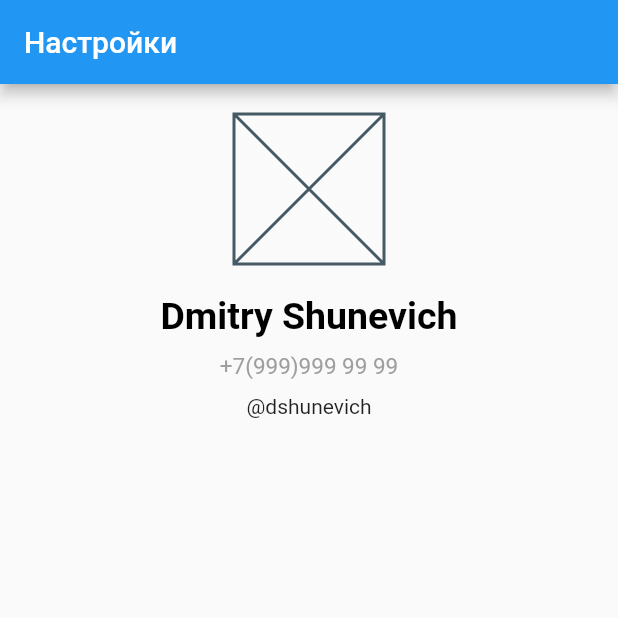
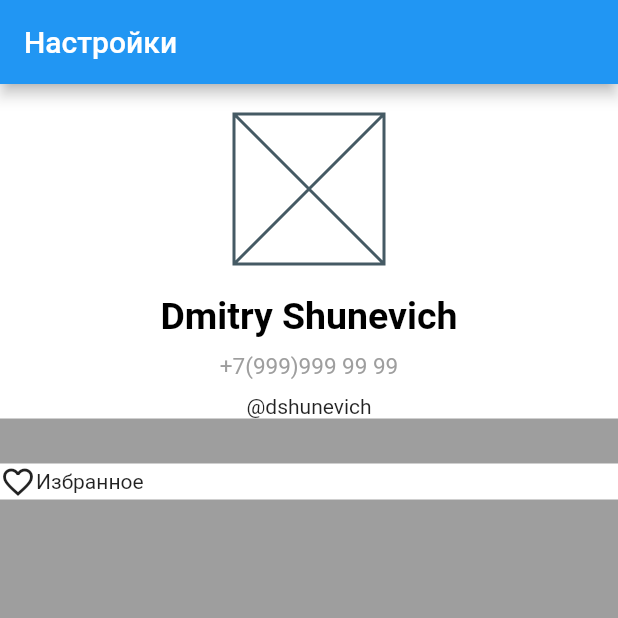
Before and after one commit to dshunevich/flutter_telegram_settings_page, a Flutter app: the screen it shows after launch, on a phone screen of 412 x 824 dp, the top half of it. Run offline on Flutter 3.47's test engine with Material 2 defaults, Android fonts, the phone set to English and light mode, and no system bars.

Commit message:
second commit

```diff
--- a/lib/widgets/user_profile.dart
+++ b/lib/widgets/user_profile.dart
@@ -7,6 +7,7 @@ class UserProfile extends StatelessWidget {
   @override
   Widget build(BuildContext context) {
     return Scaffold(
+      backgroundColor: Colors.grey,
       appBar: AppBar(
         title: Text('Настройки'),
       ),
@@ -15,6 +16,26 @@ class UserProfile extends StatelessWidget {
         child: Column(
           mainAxisAlignment: MainAxisAlignment.start,
           crossAxisAlignment: CrossAxisAlignment.center,
+          children: [
+            _UserInfo(),
+            SizedBox(height: 30),
+            _MenuBlock(),
+          ],
+        ),
+      ),
+    );
+  }
+}
+
+class _UserInfo extends StatelessWidget {
+  const _UserInfo({Key? key}) : super(key: key);
+
+  @override
+  Widget build(BuildContext context) {
+    return Container(
+      color: Colors.white,
+      width: double.infinity,
+      child: Column(
         children: [
           SizedBox(height: 20),
           _AvatarWidget(),
@@ -25,7 +46,6 @@ class UserProfile extends StatelessWidget {
           SizedBox(height: 10),
           _UserNickNameWidget(),
         ],
-        ),
       ),
     );
   }
@@ -91,3 +111,25 @@ class _AvatarWidget extends StatelessWidget {
     );
   }
 }
+
+class _MenuBlock extends StatelessWidget {
+  const _MenuBlock({Key? key}) : super(key: key);
+
+  @override
+  Widget build(BuildContext context) {
+    return Container(
+      color: Colors.white,
+      width: double.infinity,
+      child: Column(
+        children: [
+          Row(
+            children: [
+              Icon(Icons.favorite_outline),
+              Text('Избранное'),
+            ],
+          )
+        ],
+      ),
+    );
+  }
+}
```
Lines whose indentation alone changed are shown as unchanged.
